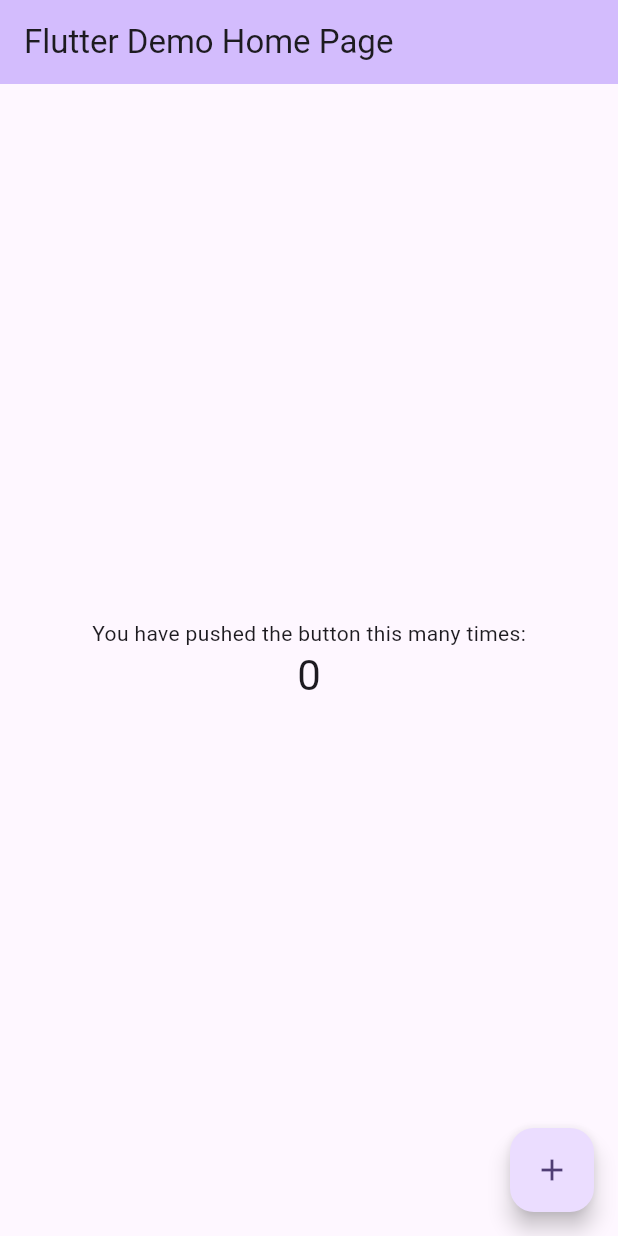
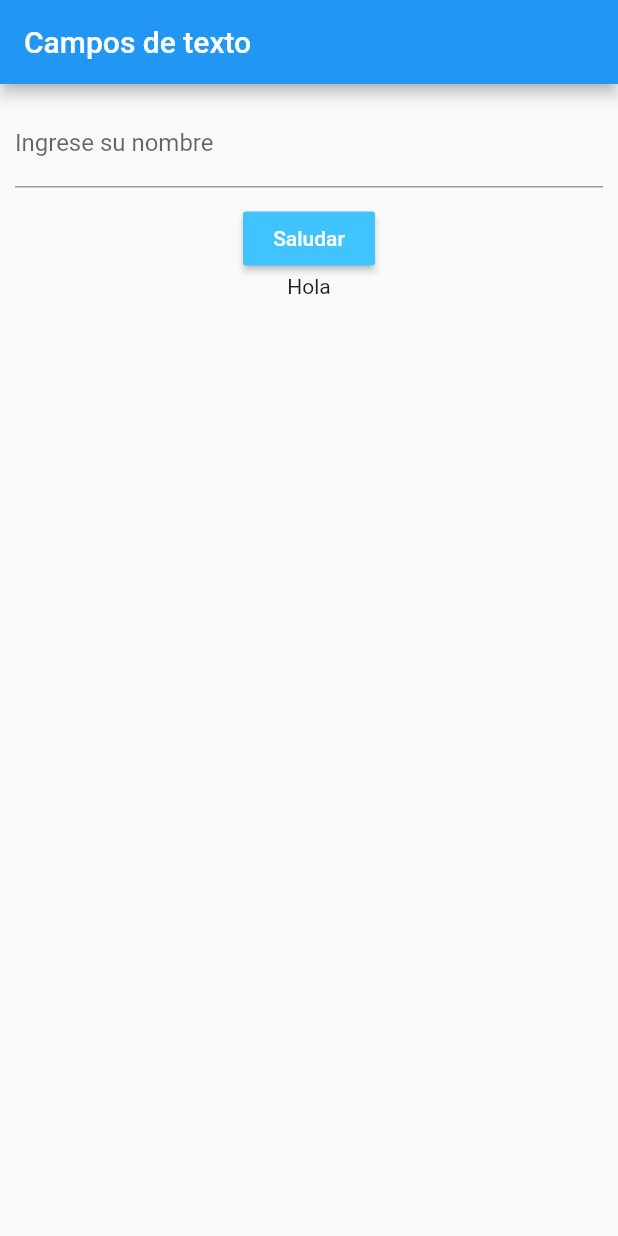
Before and after one commit to MelHerrera/textfield, a Flutter app: the screen it shows after launch, on a phone screen of 412 x 824 dp. Run offline on Flutter 3.47's test engine with Material 2 defaults, Android fonts, the phone set to English and light mode, and no system bars.

Commit message:
entrada de texto

```diff
--- a/lib/main.dart
+++ b/lib/main.dart
@@ -1,125 +1,58 @@
 import 'package:flutter/material.dart';
 
 void main() {
-  runApp(const MyApp());
+  runApp(const myApp());
 }
 
-class MyApp extends StatelessWidget {
-  const MyApp({super.key});
+class myApp extends StatelessWidget {
+  const myApp({super.key});
 
-  // This widget is the root of your application.
   @override
   Widget build(BuildContext context) {
     return MaterialApp(
-      title: 'Flutter Demo',
-      theme: ThemeData(
-        // This is the theme of your application.
-        //
-        // TRY THIS: Try running your application with "flutter run". You'll see
-        // the application has a blue toolbar. Then, without quitting the app,
-        // try changing the seedColor in the colorScheme below to Colors.green
-        // and then invoke "hot reload" (save your changes or press the "hot
-        // reload" button in a Flutter-supported IDE, or press "r" if you used
-        // the command line to start the app).
-        //
-        // Notice that the counter didn't reset back to zero; the application
-        // state is not lost during the reload. To reset the state, use hot
-        // restart instead.
-        //
-        // This works for code too, not just values: Most code changes can be
-        // tested with just a hot reload.
-        colorScheme: ColorScheme.fromSeed(seedColor: Colors.deepPurple),
-        useMaterial3: true,
-      ),
-      home: const MyHomePage(title: 'Flutter Demo Home Page'),
+      home: myHomePage(),
     );
   }
 }
 
-class MyHomePage extends StatefulWidget {
-  const MyHomePage({super.key, required this.title});
-
-  // This widget is the home page of your application. It is stateful, meaning
-  // that it has a State object (defined below) that contains fields that affect
-  // how it looks.
-
-  // This class is the configuration for the state. It holds the values (in this
-  // case the title) provided by the parent (in this case the App widget) and
-  // used by the build method of the State. Fields in a Widget subclass are
-  // always marked "final".
-
-  final String title;
+class myHomePage extends StatefulWidget {
+  const myHomePage({super.key});
 
   @override
-  State<MyHomePage> createState() => _MyHomePageState();
+  State<myHomePage> createState() => _myHomePageState();
 }
 
-class _MyHomePageState extends State<MyHomePage> {
-  int _counter = 0;
+class _myHomePageState extends State<myHomePage> {
+  String saludo = "Hola";
+  var myNameController = TextEditingController();
 
-  void _incrementCounter() {
+  void mostrarSaludo() {
     setState(() {
-      // This call to setState tells the Flutter framework that something has
-      // changed in this State, which causes it to rerun the build method below
-      // so that the display can reflect the updated values. If we changed
-      // _counter without calling setState(), then the build method would not be
-      // called again, and so nothing would appear to happen.
-      _counter++;
+      saludo = myNameController.text.toString();
     });
   }
 
   @override
   Widget build(BuildContext context) {
-    // This method is rerun every time setState is called, for instance as done
-    // by the _incrementCounter method above.
-    //
-    // The Flutter framework has been optimized to make rerunning build methods
-    // fast, so that you can just rebuild anything that needs updating rather
-    // than having to individually change instances of widgets.
     return Scaffold(
-      appBar: AppBar(
-        // TRY THIS: Try changing the color here to a specific color (to
-        // Colors.amber, perhaps?) and trigger a hot reload to see the AppBar
-        // change color while the other colors stay the same.
-        backgroundColor: Theme.of(context).colorScheme.inversePrimary,
-        // Here we take the value from the MyHomePage object that was created by
-        // the App.build method, and use it to set our appbar title.
-        title: Text(widget.title),
-      ),
-      body: Center(
-        // Center is a layout widget. It takes a single child and positions it
-        // in the middle of the parent.
-        child: Column(
-          // Column is also a layout widget. It takes a list of children and
-          // arranges them vertically. By default, it sizes itself to fit its
-          // children horizontally, and tries to be as tall as its parent.
-          //
-          // Column has various properties to control how it sizes itself and
-          // how it positions its children. Here we use mainAxisAlignment to
-          // center the children vertically; the main axis here is the vertical
-          // axis because Columns are vertical (the cross axis would be
-          // horizontal).
-          //
-          // TRY THIS: Invoke "debug painting" (choose the "Toggle Debug Paint"
-          // action in the IDE, or press "p" in the console), to see the
-          // wireframe for each widget.
-          mainAxisAlignment: MainAxisAlignment.center,
-          children: <Widget>[
-            const Text(
-              'You have pushed the button this many times:',
+        appBar: AppBar(
+          title: Text("Campos de texto"),
+        ),
+        body: Column(
+          children: [
+            Padding(
+                padding: EdgeInsets.all(10),
+                child: TextField(
+                  decoration: InputDecoration(label: Text("Ingrese su nombre")),
+                  controller: myNameController,
+                )),
+            MaterialButton(
+              onPressed: mostrarSaludo,
+              child: Text("Saludar", style: TextStyle(color: Colors.white)),
+              color: Colors.lightBlueAccent,
             ),
-            Text(
-              '$_counter',
-              style: Theme.of(context).textTheme.headlineMedium,
-            ),
+            Text(saludo)
           ],
-        ),
-      ),
-      floatingActionButton: FloatingActionButton(
-        onPressed: _incrementCounter,
-        tooltip: 'Increment',
-        child: const Icon(Icons.add),
-      ), // This trailing comma makes auto-formatting nicer for build methods.
-    );
+        ));
   }
 }
```
